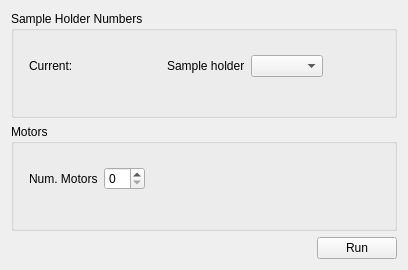
This is src/firefly/robot.ui in spc-group/haven as Qt 5 draws it before an edit. The edited form follows.
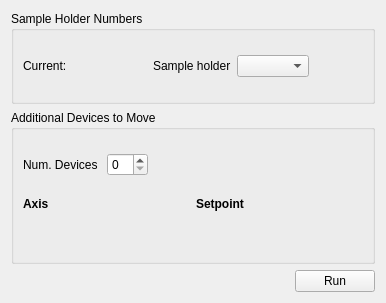
This is the edited form. Custom widgets are drawn as their Qt base class.

What changed in the file:
```diff
--- a/src/firefly/robot.ui
+++ b/src/firefly/robot.ui
@@ -6,8 +6,8 @@
    <rect>
     <x>0</x>
     <y>0</y>
-    <width>408</width>
-    <height>270</height>
+    <width>386</width>
+    <height>303</height>
    </rect>
   </property>
   <property name="windowTitle">
@@ -19,11 +19,8 @@
      <property name="title">
       <string>Sample Holder Numbers</string>
      </property>
-     <layout class="QFormLayout" name="formLayout_2">
-      <property name="labelAlignment">
-       <set>Qt::AlignRight|Qt::AlignTrailing|Qt::AlignVCenter</set>
-      </property>
-      <item row="1" column="1">
+     <layout class="QVBoxLayout" name="verticalLayout_2">
+      <item>
        <layout class="QHBoxLayout" name="horizontalLayout_6">
         <item>
          <widget class="QLabel" name="current_sample_label">
@@ -116,13 +113,10 @@
    <item>
     <widget class="QGroupBox" name="groupBox_3">
      <property name="title">
-      <string>Motors</string>
+      <string>Additional Devices to Move</string>
      </property>
-     <layout class="QFormLayout" name="formLayout_3">
-      <property name="labelAlignment">
-       <set>Qt::AlignRight|Qt::AlignTrailing|Qt::AlignVCenter</set>
-      </property>
-      <item row="0" column="1">
+     <layout class="QVBoxLayout" name="verticalLayout_3">
+      <item>
        <layout class="QHBoxLayout" name="horizontalLayout_4">
         <item>
          <widget class="QLabel" name="num_motor_label">
@@ -133,7 +127,7 @@
            </sizepolicy>
           </property>
           <property name="text">
-           <string>Num. Motors</string>
+           <string>Num. Devices </string>
           </property>
          </widget>
         </item>
@@ -177,8 +171,51 @@
         </item>
        </layout>
       </item>
-      <item row="1" column="1">
-       <layout class="QVBoxLayout" name="regions_layout"/>
+      <item>
+       <layout class="QGridLayout" name="regions_layout">
+        <property name="topMargin">
+         <number>0</number>
+        </property>
+        <item row="0" column="0">
+         <widget class="QLabel" name="label">
+          <property name="font">
+           <font>
+            <weight>75</weight>
+            <bold>true</bold>
+           </font>
+          </property>
+          <property name="text">
+           <string>Axis</string>
+          </property>
+         </widget>
+        </item>
+        <item row="0" column="1">
+         <widget class="QLabel" name="label_2">
+          <property name="font">
+           <font>
+            <weight>75</weight>
+            <bold>true</bold>
+           </font>
+          </property>
+          <property name="text">
+           <string>Setpoint</string>
+          </property>
+         </widget>
+        </item>
+       </layout>
+      </item>
+      <item>
+       <spacer name="verticalSpacer">
+        <property name="orientation">
+         <enum>Qt::Vertical</enum>
+        </property>
+        <property name="sizeHint" stdset="0">
+         <size>
+          <width>20</width>
+          <height>40</height>
+         </size>
+        </property>
+       </spacer>
       </item>
      </layout>
     </widget>
```
Left out of the diff: 2 changed lines with no effect on the pictures.
